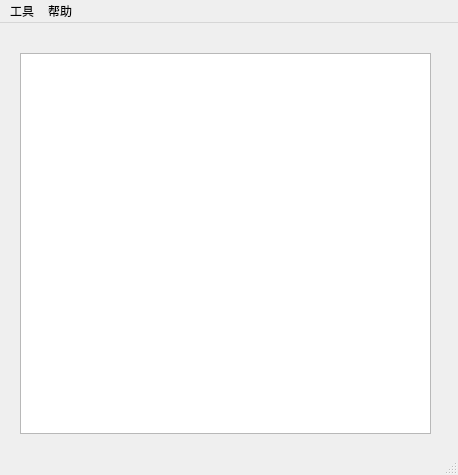
The window that mainwindow.ui (LaLa-HaHa-Hei/ScreenTime_Qt6) describes before a commit, drawn with Qt 5.
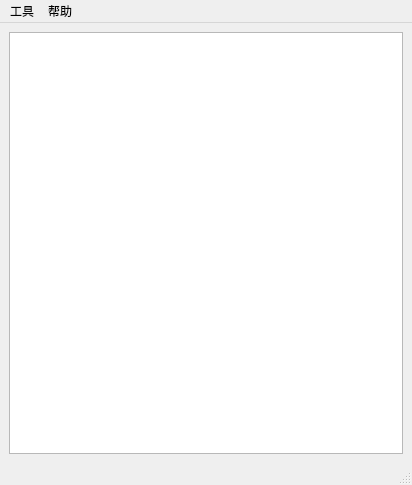
The same window after the commit. Icons and pictures are not drawn.

The edit to the form file:
```diff
--- a/mainwindow.ui
+++ b/mainwindow.ui
@@ -6,8 +6,8 @@
    <rect>
     <x>0</x>
     <y>0</y>
-    <width>458</width>
-    <height>475</height>
+    <width>412</width>
+    <height>485</height>
    </rect>
   </property>
   <property name="windowTitle">
@@ -18,23 +18,18 @@
     <normaloff>:/img/Assets/32.ico</normaloff>:/img/Assets/32.ico</iconset>
   </property>
   <widget class="QWidget" name="centralwidget">
-   <widget class="QListView" name="listView">
-    <property name="geometry">
-     <rect>
-      <x>20</x>
-      <y>30</y>
-      <width>411</width>
-      <height>381</height>
-     </rect>
-    </property>
-   </widget>
+   <layout class="QVBoxLayout" name="verticalLayout">
+    <item>
+     <widget class="QListWidget" name="listWidget"/>
+    </item>
+   </layout>
   </widget>
   <widget class="QMenuBar" name="menubar">
    <property name="geometry">
     <rect>
      <x>0</x>
      <y>0</y>
-     <width>458</width>
+     <width>412</width>
      <height>24</height>
     </rect>
    </property>
```
Left out of the diff: 18 changed lines with no effect on the pictures.
